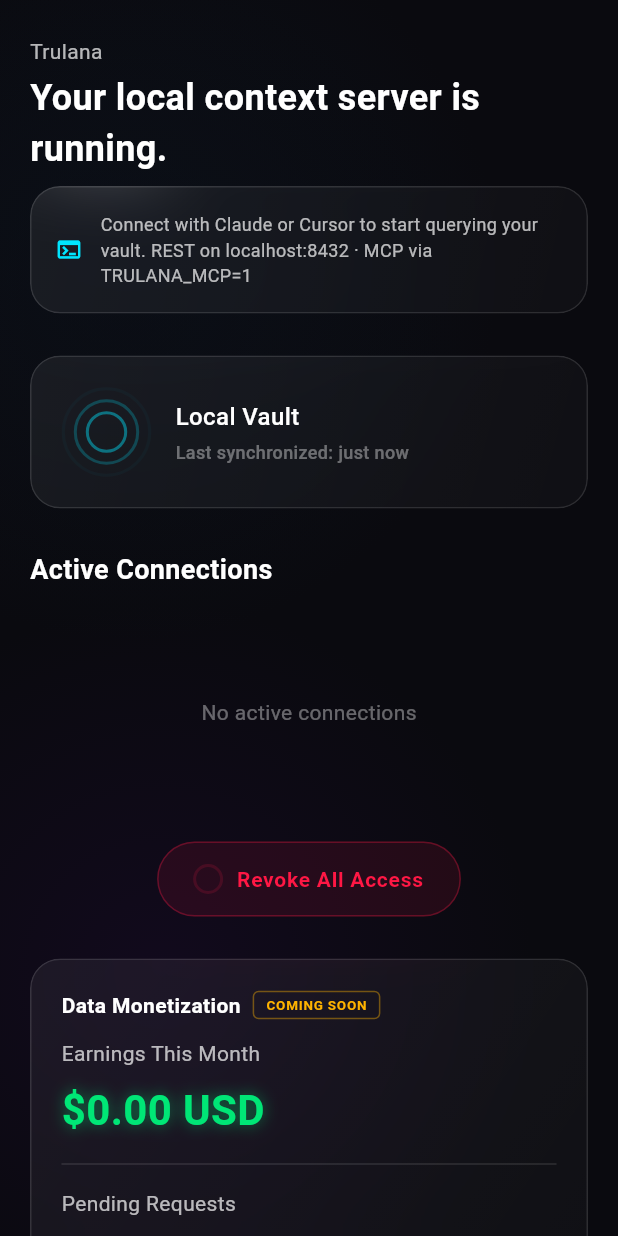
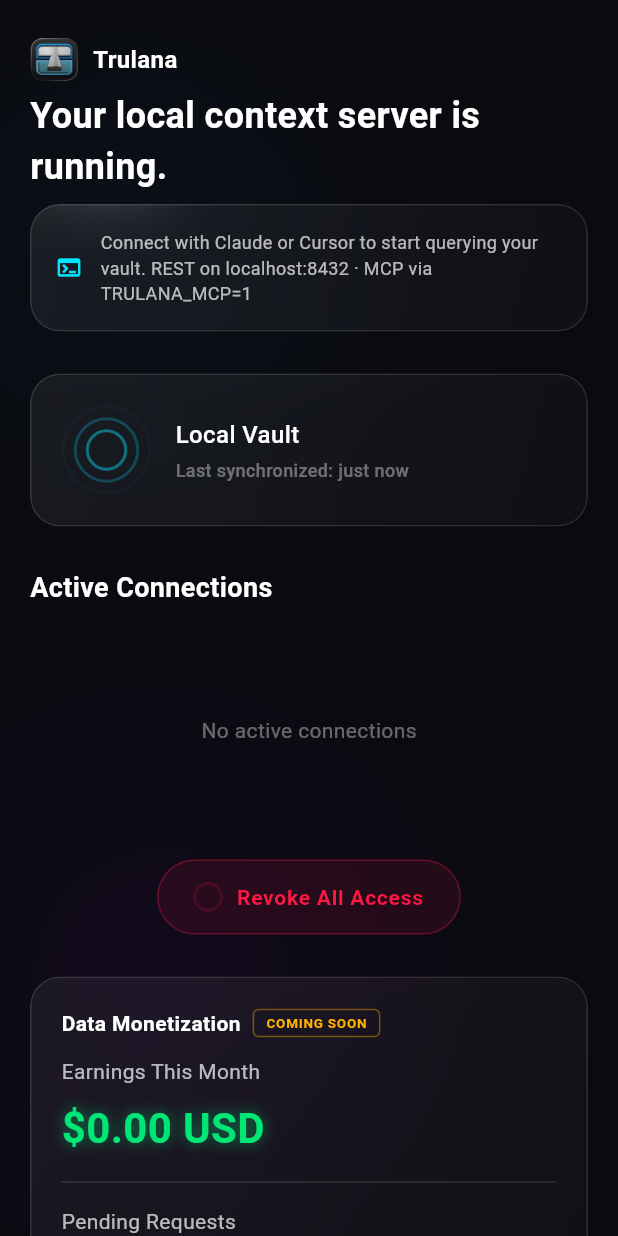
Before and after one commit to AdamsLocal/trulana, a Flutter app: the screen it shows after launch, on a phone screen of 412 x 824 dp. Run offline on Flutter 3.47's test engine with Material 3 defaults, Android fonts, the phone set to English and light mode, and no system bars; drawn by our look-alikes of flutter_animate; our stand-ins replace flutter_riverpod, flutter_secure_storage, go_router, local_auth, shelf, sqflite_sqlcipher; missing offline and left inert: shelf_router; accounts and stored records are empty; Roboto replaces fonts that are missing (Menlo).

Commit message:
Rename macOS app to Trulana, add logo to all screens
- Fix Xcode project: sovereign.app -> trulana.app, bundle IDs updated
- Add trulana-icon.png to Flutter assets
- Dashboard: logo + name in header row
- Onboarding: centered logo above all steps
- pubspec: register assets/images/trulana-icon.png

Made-with: Cursor

```diff
--- a/lib/features/dashboard/dashboard_screen.dart
+++ b/lib/features/dashboard/dashboard_screen.dart
@@ -35,12 +35,26 @@ class DashboardScreen extends ConsumerWidget {
                 // — Header
                 AnimatedListItem(
                   index: 0,
-                  child: const Text(
-                    'Trulana',
-                    style: TextStyle(
-                      fontSize: 14,
-                      color: TrulanaColors.textSecondary,
-                    ),
+                  child: Row(
+                    children: [
+                      ClipRRect(
+                        borderRadius: BorderRadius.circular(8),
+                        child: Image.asset(
+                          'assets/images/trulana-icon.png',
+                          width: 32,
+                          height: 32,
+                        ),
+                      ),
+                      const SizedBox(width: 10),
+                      const Text(
+                        'Trulana',
+                        style: TextStyle(
+                          fontSize: 16,
+                          fontWeight: FontWeight.w600,
+                          color: TrulanaColors.textPrimary,
+                        ),
+                      ),
+                    ],
                   ),
                 ),
                 const SizedBox(height: 4),
--- a/pubspec.yaml
+++ b/pubspec.yaml
@@ -59,3 +59,6 @@ dev_dependencies:
 
 flutter:
   uses-material-design: true
+
+  assets:
+    - assets/images/trulana-icon.png
```
Also changed, not shown: lib/features/onboarding/onboarding_screen.dart (+13 -0 lines), assets/images/trulana-icon.png (added), 2 other files.
